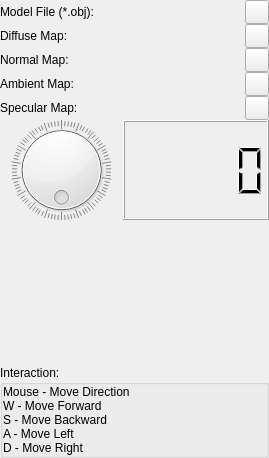
Old version of the form Interaction/menu.ui in the repository mt0982/QOGL3DModelViewer.
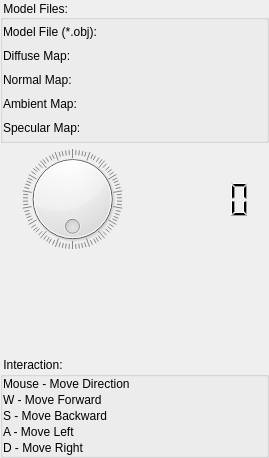
New version of the form. Icons and pictures are not drawn.

Commit message: Fusion Style

What changed in the file:
```diff
--- a/Interaction/menu.ui
+++ b/Interaction/menu.ui
@@ -13,6 +13,9 @@
   <property name="windowTitle">
    <string>Form</string>
   </property>
+  <property name="styleSheet">
+   <string notr="true"/>
+  </property>
   <layout class="QGridLayout" name="gridLayout_2">
    <property name="leftMargin">
     <number>0</number>
@@ -34,20 +37,10 @@
      <property name="spacing">
       <number>0</number>
      </property>
-     <item row="0" column="0" colspan="2">
-      <widget class="QLabel" name="labelFile">
-       <property name="text">
-        <string>Model File (*.obj):</string>
-       </property>
-      </widget>
-     </item>
-     <item row="5" column="1" colspan="2">
-      <widget class="QLCDNumber" name="lcdNumber"/>
-     </item>
-     <item row="7" column="0" colspan="3">
+     <item row="4" column="0" colspan="3">
       <widget class="QGroupBox" name="groupBox">
        <property name="title">
-        <string>Interaction:</string>
+        <string> Interaction:</string>
        </property>
        <layout class="QGridLayout" name="gridLayout_3">
         <property name="leftMargin">
@@ -62,20 +55,16 @@
         <property name="bottomMargin">
          <number>0</number>
         </property>
-        <property name="spacing">
+        <property name="horizontalSpacing">
          <number>0</number>
         </property>
-        <item row="3" column="0">
-         <widget class="QLabel" name="label_3">
-          <property name="text">
-           <string>A - Move Left</string>
-          </property>
-         </widget>
-        </item>
-        <item row="4" column="0">
-         <widget class="QLabel" name="label_4">
+        <property name="verticalSpacing">
+         <number>2</number>
+        </property>
+        <item row="2" column="0">
+         <widget class="QLabel" name="label_2">
           <property name="text">
-           <string>D - Move Right</string>
+           <string>S - Move Backward</string>
           </property>
          </widget>
         </item>
@@ -93,80 +82,169 @@
           </property>
          </widget>
         </item>
-        <item row="2" column="0">
-         <widget class="QLabel" name="label_2">
+        <item row="4" column="0">
+         <widget class="QLabel" name="label_4">
           <property name="text">
-           <string>S - Move Backward</string>
+           <string>D - Move Right</string>
+          </property>
+         </widget>
+        </item>
+        <item row="3" column="0">
+         <widget class="QLabel" name="label_3">
+          <property name="text">
+           <string>A - Move Left</string>
           </property>
          </widget>
         </item>
        </layout>
       </widget>
      </item>
-     <item row="3" column="0" colspan="2">
+     <item row="0" column="0" colspan="3">
+      <widget class="QGroupBox" name="groupBox_2">
+       <property name="title">
+        <string> Model Files:</string>
+       </property>
+       <property name="alignment">
+        <set>Qt::AlignLeading|Qt::AlignLeft|Qt::AlignVCenter</set>
+       </property>
+       <property name="flat">
+        <bool>false</bool>
+       </property>
+       <property name="checkable">
+        <bool>false</bool>
+       </property>
+       <property name="checked">
+        <bool>false</bool>
+       </property>
+       <layout class="QGridLayout" name="gridLayout_4">
+        <property name="leftMargin">
+         <number>0</number>
+        </property>
+        <property name="topMargin">
+         <number>0</number>
+        </property>
+        <property name="rightMargin">
+         <number>0</number>
+        </property>
+        <property name="bottomMargin">
+         <number>0</number>
+        </property>
+        <property name="spacing">
+         <number>0</number>
+        </property>
+        <item row="3" column="1">
+         <widget class="QPushButton" name="buttonAmbientMap">
+          <property name="minimumSize">
+           <size>
+            <width>24</width>
+            <height>24</height>
+           </size>
+          </property>
+          <property name="maximumSize">
+           <size>
+            <width>24</width>
+            <height>24</height>
+           </size>
+          </property>
+          <property name="styleSheet">
+           <string notr="true">QPushButton {
+	border-image: url(:/Icon/Add.png);
+	border: none;
+	outline: none;
+}</string>
+          </property>
+          <property name="text">
+           <string/>
+          </property>
+         </widget>
+        </item>
+        <item row="4" column="0">
+         <widget class="QLabel" name="labelSpecularMap">
+          <property name="text">
+           <string>Specular Map:</string>
+          </property>
+         </widget>
+        </item>
+        <item row="1" column="1">
+         <widget class="QPushButton" name="buttonDiffuseMap">
+          <property name="minimumSize">
+           <size>
+            <width>24</width>
+            <height>24</height>
+           </size>
+          </property>
+          <property name="maximumSize">
+           <size>
+            <width>24</width>
+            <height>24</height>
+           </size>
+          </property>
+          <property name="styleSheet">
+           <string notr="true">QPushButton {
+	border-image: url(:/Icon/Add.png);
+	border: none;
+	outline: none;
+}</string>
+          </property>
+          <property name="text">
+           <string/>
+          </property>
+         </widget>
+        </item>
+        <item row="3" column="0">
       <widget class="QLabel" name="labelAmbientMap">
        <property name="text">
         <string>Ambient Map:</string>
        </property>
       </widget>
      </item>
-     <item row="1" column="0" colspan="2">
-      <widget class="QLabel" name="labelDiffuseMap">
-       <property name="text">
-        <string>Diffuse Map:</string>
-       </property>
-      </widget>
-     </item>
-     <item row="6" column="0">
-      <spacer name="verticalSpacer">
-       <property name="orientation">
-        <enum>Qt::Vertical</enum>
-       </property>
-       <property name="sizeHint" stdset="0">
-        <size>
-         <width>20</width>
-         <height>40</height>
-        </size>
-       </property>
-      </spacer>
-     </item>
-     <item row="2" column="0" colspan="2">
+        <item row="2" column="0">
       <widget class="QLabel" name="labelNormalMap">
        <property name="text">
         <string>Normal Map:</string>
        </property>
       </widget>
      </item>
-     <item row="4" column="0" colspan="2">
-      <widget class="QLabel" name="labelSpecularMap">
-       <property name="text">
-        <string>Specular Map:</string>
-       </property>
-      </widget>
-     </item>
-     <item row="5" column="0">
-      <widget class="QDial" name="dial">
+        <item row="2" column="1">
+         <widget class="QPushButton" name="buttonNormalMap">
+          <property name="minimumSize">
+           <size>
+            <width>24</width>
+            <height>24</height>
+           </size>
+          </property>
+          <property name="maximumSize">
+           <size>
+            <width>24</width>
+            <height>24</height>
+           </size>
+          </property>
        <property name="styleSheet">
-        <string notr="true"/>
-       </property>
-       <property name="maximum">
-        <number>360</number>
-       </property>
-       <property name="orientation">
-        <enum>Qt::Horizontal</enum>
-       </property>
-       <property name="wrapping">
-        <bool>true</bool>
-       </property>
-       <property name="notchTarget">
-        <double>3.700000000000000</double>
-       </property>
-       <property name="notchesVisible">
-        <bool>true</bool>
-       </property>
-      </widget>
-     </item>
-     <item row="0" column="2">
+           <string notr="true">QPushButton {
+	border-image: url(:/Icon/Add.png);
+	border: none;
+	outline: none;
+}</string>
+          </property>
+          <property name="text">
+           <string/>
+          </property>
+         </widget>
+        </item>
+        <item row="0" column="0">
+         <widget class="QLabel" name="labelFile">
+          <property name="frameShape">
+           <enum>QFrame::NoFrame</enum>
+          </property>
+          <property name="frameShadow">
+           <enum>QFrame::Plain</enum>
+          </property>
+          <property name="text">
+           <string>Model File (*.obj):</string>
+          </property>
+         </widget>
+        </item>
+        <item row="0" column="1">
       <widget class="QPushButton" name="buttonFile">
        <property name="sizePolicy">
         <sizepolicy hsizetype="Minimum" vsizetype="Fixed">
@@ -187,7 +265,11 @@
         </size>
        </property>
        <property name="styleSheet">
-        <string notr="true">border-image: url(:/Icon/Add.png);</string>
+           <string notr="true">QPushButton {
+	border-image: url(:/Icon/Add.png);
+	border: none;
+	outline: none;
+}</string>
        </property>
        <property name="text">
         <string/>
@@ -200,73 +282,14 @@
        </property>
       </widget>
      </item>
-     <item row="1" column="2">
-      <widget class="QPushButton" name="buttonDiffuseMap">
-       <property name="minimumSize">
-        <size>
-         <width>24</width>
-         <height>24</height>
-        </size>
-       </property>
-       <property name="maximumSize">
-        <size>
-         <width>24</width>
-         <height>24</height>
-        </size>
-       </property>
-       <property name="styleSheet">
-        <string notr="true">border-image: url(:/Icon/Add.png);</string>
-       </property>
+        <item row="1" column="0">
+         <widget class="QLabel" name="labelDiffuseMap">
        <property name="text">
-        <string/>
+           <string>Diffuse Map:</string>
        </property>
       </widget>
      </item>
-     <item row="2" column="2">
-      <widget class="QPushButton" name="buttonNormalMap">
-       <property name="minimumSize">
-        <size>
-         <width>24</width>
-         <height>24</height>
-        </size>
-       </property>
-       <property name="maximumSize">
-        <size>
-         <width>24</width>
-         <height>24</height>
-        </size>
-       </property>
-       <property name="styleSheet">
-        <string notr="true">border-image: url(:/Icon/Add.png);</string>
-       </property>
-       <property name="text">
-        <string/>
-       </property>
-      </widget>
-     </item>
-     <item row="3" column="2">
-      <widget class="QPushButton" name="buttonAmbientMap">
-       <property name="minimumSize">
-        <size>
-         <width>24</width>
-         <height>24</height>
-        </size>
-       </property>
-       <property name="maximumSize">
-        <size>
-         <width>24</width>
-         <height>24</height>
-        </size>
-       </property>
-       <property name="styleSheet">
-        <string notr="true">border-image: url(:/Icon/Add.png);</string>
-       </property>
-       <property name="text">
-        <string/>
-       </property>
-      </widget>
-     </item>
-     <item row="4" column="2">
+        <item row="4" column="1">
       <widget class="QPushButton" name="buttonSpecularMap">
        <property name="minimumSize">
         <size>
@@ -281,12 +304,83 @@
         </size>
        </property>
        <property name="styleSheet">
-        <string notr="true">border-image: url(:/Icon/Add.png);</string>
+           <string notr="true">QPushButton {
+	border-image: url(:/Icon/Add.png);
+	border: none;
+	outline: none;
+}</string>
        </property>
        <property name="text">
         <string/>
        </property>
       </widget>
+        </item>
+       </layout>
+      </widget>
+     </item>
+     <item row="1" column="0" colspan="3">
+      <layout class="QGridLayout" name="gridLayout_7">
+       <property name="leftMargin">
+        <number>10</number>
+       </property>
+       <property name="topMargin">
+        <number>6</number>
+       </property>
+       <property name="rightMargin">
+        <number>10</number>
+       </property>
+       <property name="bottomMargin">
+        <number>6</number>
+       </property>
+       <item row="0" column="0">
+        <widget class="QDial" name="dial">
+         <property name="styleSheet">
+          <string notr="true"/>
+         </property>
+         <property name="maximum">
+          <number>360</number>
+         </property>
+         <property name="orientation">
+          <enum>Qt::Horizontal</enum>
+         </property>
+         <property name="wrapping">
+          <bool>true</bool>
+         </property>
+         <property name="notchTarget">
+          <double>3.700000000000000</double>
+         </property>
+         <property name="notchesVisible">
+          <bool>true</bool>
+         </property>
+        </widget>
+       </item>
+       <item row="0" column="1">
+        <widget class="QLCDNumber" name="lcdNumber">
+         <property name="frameShape">
+          <enum>QFrame::NoFrame</enum>
+         </property>
+         <property name="frameShadow">
+          <enum>QFrame::Raised</enum>
+         </property>
+         <property name="smallDecimalPoint">
+          <bool>true</bool>
+         </property>
+        </widget>
+       </item>
+      </layout>
+     </item>
+     <item row="3" column="0">
+      <spacer name="verticalSpacer">
+       <property name="orientation">
+        <enum>Qt::Vertical</enum>
+       </property>
+       <property name="sizeHint" stdset="0">
+        <size>
+         <width>20</width>
+         <height>40</height>
+        </size>
+       </property>
+      </spacer>
      </item>
     </layout>
    </item>
```
Left out of the diff: 8 changed lines with no effect on the pictures. Lines whose indentation alone changed are shown as unchanged. The commit also changes 2 other files.
